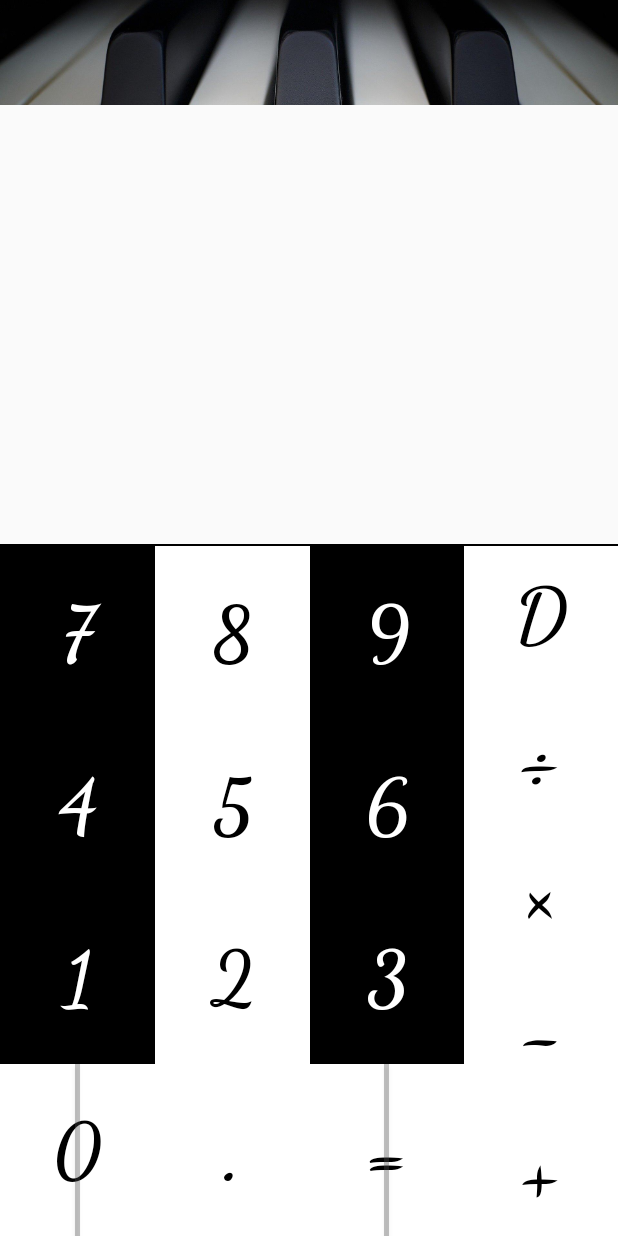
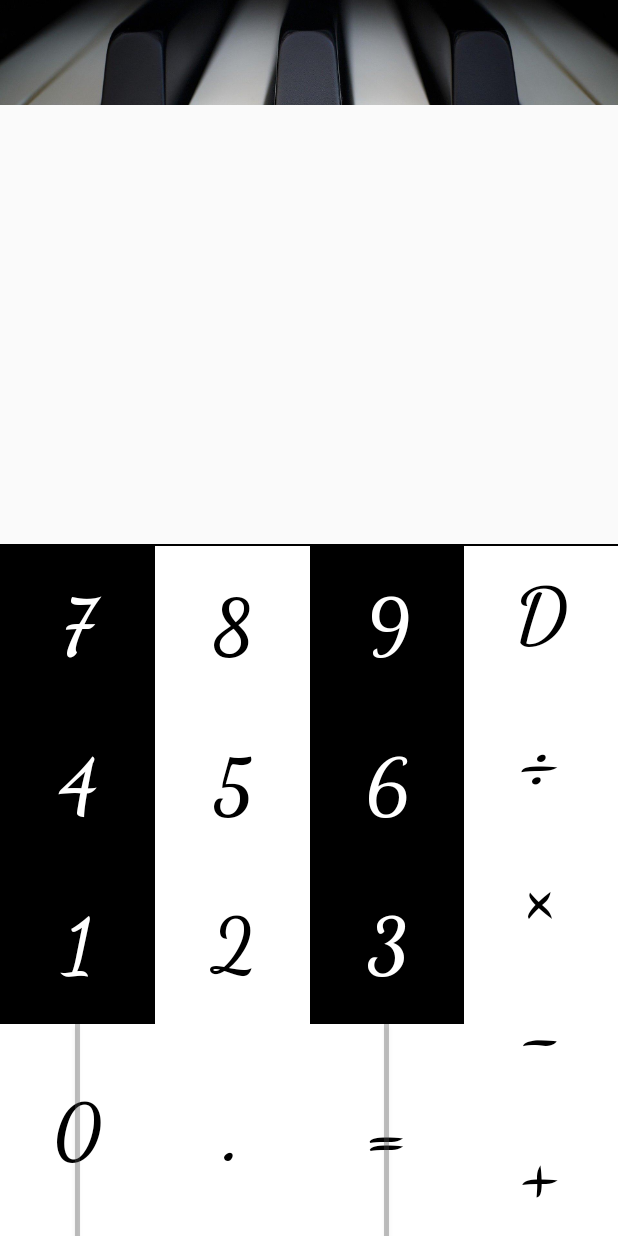
Before and after one commit to hayashi-h-s/CalculatorApp_android_java, an Android app: the screen it shows after launch (MainActivity), on a phone screen of 412 x 824 dp. Run offline under Robolectric (Android 15) with nearby library versions, the phone set to English and light mode, and no system bars.

Commit message:
[fix]ボタン部部のUIをピアノに寄せるために、一番したのボタンの割合を増やした

```diff
--- a/CalculatorApp/app/src/main/res/layout/activity_calc.xml
+++ b/CalculatorApp/app/src/main/res/layout/activity_calc.xml
@@ -133,7 +133,7 @@
             <FrameLayout
                 android:layout_width="match_parent"
                 android:layout_height="match_parent"
-                android:layout_weight="1">
+                android:layout_weight="0.9">
 
                 <Button
                     android:id="@+id/n0"
@@ -208,7 +208,7 @@
                 style="?android:attr/buttonBarButtonStyle"
                 android:layout_width="match_parent"
                 android:layout_height="match_parent"
-                android:layout_weight="1"
+                android:layout_weight="0.9"
                 android:background="@color/colorWhite"
                 android:fontFamily="cursive"
                 android:text="@string/dot"
@@ -266,7 +266,7 @@
             <FrameLayout
                 android:layout_width="match_parent"
                 android:layout_height="match_parent"
-                android:layout_weight="1">
+                android:layout_weight="0.9">
 
                 <Button
                     android:id="@+id/btEqual"
```
